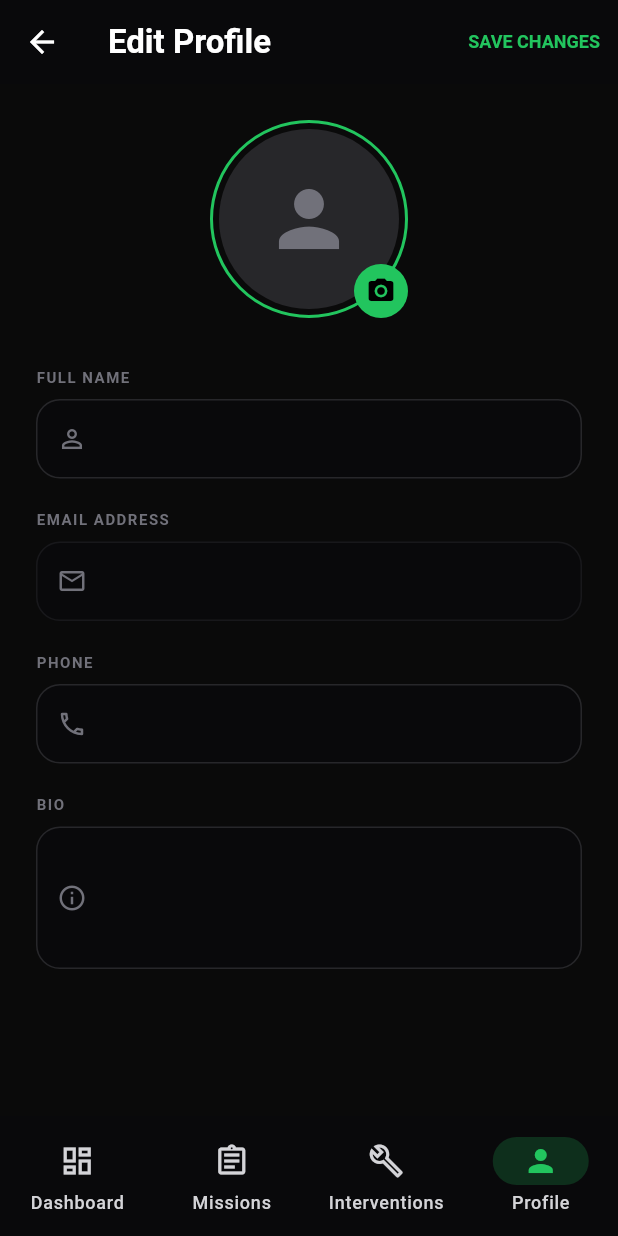
After one commit to ancker07/Vankel-Group, a Flutter app: the EditProfileScreen screen opened by its route, after a tap on the "camera alt" icon, on a phone screen of 412 x 824 dp. The commit adds this screen. Run offline on Flutter 3.47's test engine with Material 3 defaults, Android fonts, the phone set to English and light mode, and no system bars; our stand-ins replace dio, file_picker, flutter_animate, flutter_riverpod, go_router, image_picker and 2 more; accounts and stored records are empty.

Commit message:
feat: Implement user profile editing functionality, including image upload, and integrate it into the application's navigation.d

```diff
--- a/vanakel_group_management_platform_app/lib/core/router/app_router.dart
+++ b/vanakel_group_management_platform_app/lib/core/router/app_router.dart
@@ -16,6 +16,7 @@ import '../../features/mission/presentation/mission_details_screen.dart';
 import '../../features/intervention/presentation/interventions_screen.dart';
 import '../../features/intervention/presentation/intervention_details_screen.dart';
 import '../../features/auth/presentation/profile_screen.dart';
+import '../../features/auth/presentation/edit_profile_screen.dart';
 import '../../shared/layout/admin_layout.dart';
 import '../../shared/layout/syndic_layout.dart';
 
@@ -151,6 +152,12 @@ final routerProvider = Provider<GoRouter>((ref) {
               GoRoute(
                 path: '/admin/profile',
                 builder: (context, state) => const ProfileScreen(),
+                routes: [
+                  GoRoute(
+                    path: 'edit',
+                    builder: (context, state) => const EditProfileScreen(),
+                  ),
+                ],
               ),
             ],
           ),
@@ -206,6 +213,12 @@ final routerProvider = Provider<GoRouter>((ref) {
               GoRoute(
                 path: '/syndic/profile',
                 builder: (context, state) => const ProfileScreen(),
+                routes: [
+                  GoRoute(
+                    path: 'edit',
+                    builder: (context, state) => const EditProfileScreen(),
+                  ),
+                ],
               ),
             ],
           ),
--- a/vanakel_group_management_platform_app/lib/features/auth/data/models/user_model.dart
+++ b/vanakel_group_management_platform_app/lib/features/auth/data/models/user_model.dart
@@ -23,7 +23,8 @@ class UserModel extends User {
       phone: json['phone'] as String? ?? '',
       role: _parseRole(json['role'] as String?),
       bio: json['bio'] as String?,
-      profileImageUrl: json['profile_image_url'] as String?,
+      profileImageUrl:
+          json['profile_image_url'] as String? ?? json['image_url'] as String?,
       companyName: json['company_name'] as String?,
       propertyCount: json['property_count'] as int?,
       isApproved: json['is_approved'] == 1 || json['is_approved'] == true,
@@ -57,7 +58,8 @@ class UserModel extends User {
       default:
         // Try case-insensitive fallback for safety
         final lowerRole = role?.toLowerCase();
-        if (lowerRole == 'admin' || lowerRole == 'superadmin') return UserRole.admin;
+        if (lowerRole == 'admin' || lowerRole == 'superadmin')
+          return UserRole.admin;
         if (lowerRole == 'syndic') return UserRole.syndic;
         if (lowerRole == 'technician') return UserRole.technician;
         return UserRole.technician; // Default role
--- a/vanakel_group_management_platform_app/lib/features/auth/data/repositories/auth_repository_impl.dart
+++ b/vanakel_group_management_platform_app/lib/features/auth/data/repositories/auth_repository_impl.dart
@@ -115,10 +115,21 @@ class AuthRepositoryImpl implements AuthRepository {
   @override
   Future<User> updateProfile(Map<String, dynamic> updateData) async {
     try {
-      final response = await _dio.post(
-        ApiConstants.profileUpdate,
-        data: updateData,
-      );
+      dynamic data = updateData;
+
+      // Handle image upload if path is provided
+      if (updateData.containsKey('image_path')) {
+        final Map<String, dynamic> map = Map.from(updateData);
+        final String imagePath = map.remove('image_path');
+
+        final formData = FormData.fromMap(map);
+        formData.files.add(
+          MapEntry('image', await MultipartFile.fromFile(imagePath)),
+        );
+        data = formData;
+      }
+
+      final response = await _dio.post(ApiConstants.profileUpdate, data: data);
       final user = UserModel.fromJson(response.data['user']).toEntity();
       // If email was updated, save it
       if (updateData.containsKey('email')) {
--- /dev/null
+++ b/vanakel_group_management_platform_app/lib/features/auth/presentation/edit_profile_screen.dart
@@ -0,0 +1,304 @@
+import 'dart:io';
+import 'package:flutter/material.dart';
+import 'package:flutter_riverpod/flutter_riverpod.dart';
+import 'package:image_picker/image_picker.dart';
+import 'package:go_router/go_router.dart';
+import '../../../core/theme/app_theme.dart';
+import '../../../l10n/app_localizations.dart';
+import 'providers/auth_state_provider.dart';
+
+class EditProfileScreen extends ConsumerStatefulWidget {
+  const EditProfileScreen({super.key});
+
+  @override
+  ConsumerState<EditProfileScreen> createState() => _EditProfileScreenState();
+}
+
+class _EditProfileScreenState extends ConsumerState<EditProfileScreen> {
+  final _formKey = GlobalKey<FormState>();
+  late TextEditingController _nameController;
+  late TextEditingController _phoneController;
+  late TextEditingController _bioController;
+  XFile? _imageFile;
+  bool _isLoading = false;
+
+  @override
+  void initState() {
+    super.initState();
+    final user = ref.read(authStateProvider).user;
+    _nameController = TextEditingController(text: user?.name ?? '');
+    _phoneController = TextEditingController(text: user?.phone ?? '');
+    _bioController = TextEditingController(text: user?.bio ?? '');
+  }
+
+  @override
+  void dispose() {
+    _nameController.dispose();
+    _phoneController.dispose();
+    _bioController.dispose();
+    super.dispose();
+  }
+
+  Future<void> _pickImage() async {
+    final picker = ImagePicker();
+    final image = await picker.pickImage(source: ImageSource.gallery);
+    if (image != null) {
+      setState(() {
+        _imageFile = image;
+      });
+    }
+  }
+
+  Future<void> _saveProfile() async {
+    if (!_formKey.currentState!.validate()) return;
+
+    setState(() {
+      _isLoading = true;
+    });
+
+    try {
+      final user = ref.read(authStateProvider).user;
+      final updateData = {
+        'email': user?.email,
+        'name': _nameController.text,
+        'phone': _phoneController.text,
+        'bio': _bioController.text,
+      };
+
+      if (_imageFile != null) {
+        updateData['image_path'] = _imageFile!.path;
+      }
+
+      await ref.read(authStateProvider.notifier).updateProfile(updateData);
+
+      if (mounted) {
+        ScaffoldMessenger.of(context).showSnackBar(
+          SnackBar(content: Text(AppLocalizations.of(context)!.profileUpdated)),
+        );
+        context.pop();
+      }
+    } catch (e) {
+      if (mounted) {
+        ScaffoldMessenger.of(
+          context,
+        ).showSnackBar(SnackBar(content: Text('Failed to update profile: $e')));
+      }
+    } finally {
+      if (mounted) {
+        setState(() {
+          _isLoading = false;
+        });
+      }
+    }
+  }
+
+  @override
+  Widget build(BuildContext context) {
+    final l10n = AppLocalizations.of(context)!;
+    final user = ref.watch(authStateProvider).user;
+
+    return Scaffold(
+      backgroundColor: AppTheme.brandBlack,
+      appBar: AppBar(
+        backgroundColor: AppTheme.zinc950,
+        elevation: 0,
+        title: Text(
+          l10n.editProfile,
+          style: const TextStyle(
+            color: Colors.white,
+            fontWeight: FontWeight.bold,
+          ),
+        ),
+        leading: IconButton(
+          icon: const Icon(Icons.arrow_back, color: Colors.white),
+          onPressed: () => context.pop(),
+        ),
+        actions: [
+          if (_isLoading)
+            const Center(
+              child: Padding(
+                padding: EdgeInsets.symmetric(horizontal: 16.0),
+                child: SizedBox(
+                  width: 20,
+                  height: 20,
+                  child: CircularProgressIndicator(
+                    strokeWidth: 2,
+                    color: AppTheme.brandGreen,
+                  ),
+                ),
+              ),
+            )
+          else
+            TextButton(
+              onPressed: _saveProfile,
+              child: Text(
+                l10n.saveChanges.toUpperCase(),
+                style: const TextStyle(
+                  color: AppTheme.brandGreen,
+                  fontWeight: FontWeight.bold,
+                  fontSize: 12,
+                ),
+              ),
+            ),
+        ],
+      ),
+      body: SingleChildScrollView(
+        padding: const EdgeInsets.all(24.0),
+        child: Form(
+          key: _formKey,
+          child: Column(
+            children: [
+              Center(
+                child: Stack(
+                  children: [
+                    Container(
+                      padding: const EdgeInsets.all(4),
+                      decoration: BoxDecoration(
+                        shape: BoxShape.circle,
+                        border: Border.all(
+                          color: AppTheme.brandGreen,
+                          width: 2,
+                        ),
+                      ),
+                      child: CircleAvatar(
+                        radius: 60,
+                        backgroundColor: AppTheme.zinc800,
+                        backgroundImage: _imageFile != null
+                            ? FileImage(File(_imageFile!.path)) as ImageProvider
+                            : (user?.profileImageUrl != null
+                                      ? NetworkImage(user!.profileImageUrl!)
+                                      : null)
+                                  as ImageProvider?,
+                        child:
+                            _imageFile == null && user?.profileImageUrl == null
+                            ? const Icon(
+                                Icons.person,
+                                size: 60,
+                                color: AppTheme.zinc500,
+                              )
+                            : null,
+                      ),
+                    ),
+                    Positioned(
+                      bottom: 0,
+                      right: 0,
+                      child: GestureDetector(
+                        onTap: _pickImage,
+                        child: Container(
+                          padding: const EdgeInsets.all(8),
+                          decoration: const BoxDecoration(
+                            color: AppTheme.brandGreen,
+                            shape: BoxShape.circle,
+                          ),
+                          child: const Icon(
+                            Icons.camera_alt,
+                            color: Colors.black,
+                            size: 20,
+                          ),
+                        ),
+                      ),
+                    ),
+                  ],
+                ),
+              ),
+              const SizedBox(height: 32),
+              _buildTextField(
+                controller: _nameController,
+                label: l10n.fullName,
+                icon: Icons.person_outline,
+              ),
+              const SizedBox(height: 20),
+              _buildTextField(
+                controller: TextEditingController(text: user?.email ?? ''),
+                label: l10n.email,
+                icon: Icons.email_outlined,
+                enabled: false,
+              ),
+              const SizedBox(height: 20),
+              _buildTextField(
+                controller: _phoneController,
+                label: 'Phone',
+                icon: Icons.phone_outlined,
+              ),
+              const SizedBox(height: 20),
+              _buildTextField(
+                controller: _bioController,
+                label: 'Bio',
+                icon: Icons.info_outline,
+                maxLines: 3,
+              ),
+              const SizedBox(height: 40),
+            ],
+          ),
+        ),
+      ),
+    );
+  }
+
+  Widget _buildTextField({
+    required TextEditingController controller,
+    required String label,
+    required IconData icon,
+    bool enabled = true,
+    int maxLines = 1,
+  }) {
+    return Column(
+      crossAxisAlignment: CrossAxisAlignment.start,
+      children: [
+        Text(
+          label.toUpperCase(),
+          style: const TextStyle(
+            color: AppTheme.zinc500,
+            fontSize: 10,
+            fontWeight: FontWeight.bold,
+            letterSpacing: 1,
+          ),
+        ),
+        const SizedBox(height: 8),
+        TextFormField(
+          controller: controller,
+          enabled: enabled,
+          maxLines: maxLines,
+          style: TextStyle(
+            color: enabled ? Colors.white : AppTheme.zinc500,
+            fontSize: 14,
+          ),
+          decoration: InputDecoration(
+            prefixIcon: Icon(icon, color: AppTheme.zinc500, size: 20),
+            filled: true,
+            fillColor: AppTheme.zinc950,
+            contentPadding: const EdgeInsets.symmetric(
+              horizontal: 16,
+              vertical: 16,
+            ),
+            border: OutlineInputBorder(
+              borderRadius: BorderRadius.circular(16),
+              borderSide: const BorderSide(color: AppTheme.zinc800),
+            ),
+            enabledBorder: OutlineInputBorder(
+              borderRadius: BorderRadius.circular(16),
+              borderSide: const BorderSide(color: AppTheme.zinc800),
+            ),
+            focusedBorder: OutlineInputBorder(
+              borderRadius: BorderRadius.circular(16),
+              borderSide: const BorderSide(
+                color: AppTheme.brandGreen,
+                width: 1,
+              ),
+            ),
+            disabledBorder: OutlineInputBorder(
+              borderRadius: BorderRadius.circular(16),
+              borderSide: const BorderSide(color: AppTheme.zinc900),
+            ),
+          ),
+          validator: (value) {
+            if (enabled && (value == null || value.isEmpty)) {
+              return 'Please enter $label';
+            }
+            return null;
+          },
+        ),
+      ],
+    );
+  }
+}
--- a/vanakel_group_management_platform_app/lib/features/auth/presentation/profile_screen.dart
+++ b/vanakel_group_management_platform_app/lib/features/auth/presentation/profile_screen.dart
@@ -61,13 +61,16 @@ class ProfileScreen extends ConsumerWidget {
                           child: CircleAvatar(
                             radius: 45,
                             backgroundColor: AppTheme.zinc800,
-                            backgroundImage:
-                                null, // No profile image in User entity yet
-                            child: const Icon(
-                              Icons.person,
-                              size: 50,
-                              color: AppTheme.zinc500,
-                            ),
+                            backgroundImage: user.profileImageUrl != null
+                                ? NetworkImage(user.profileImageUrl!)
+                                : null,
+                            child: user.profileImageUrl == null
+                                ? const Icon(
+                                    Icons.person,
+                                    size: 50,
+                                    color: AppTheme.zinc500,
+                                  )
+                                : null,
                           ),
                         ),
                       ).animate().scale(
@@ -142,7 +145,10 @@ class ProfileScreen extends ConsumerWidget {
                   const SizedBox(height: 32),
                   ElevatedButton(
                     onPressed: () {
-                      // TODO: Implement edit profile
+                      final rolePath = user.role == UserRole.admin
+                          ? '/admin'
+                          : '/syndic';
+                      context.push('$rolePath/profile/edit');
                     },
                     style: ElevatedButton.styleFrom(
                       backgroundColor: AppTheme.brandGreen,
--- a/vanakel_group_management_platform_app/lib/features/auth/presentation/providers/auth_state_provider.dart
+++ b/vanakel_group_management_platform_app/lib/features/auth/presentation/providers/auth_state_provider.dart
@@ -121,6 +121,16 @@ class AuthNotifier extends Notifier<AuthState> {
     }
   }
 
+  Future<void> updateProfile(Map<String, dynamic> updateData) async {
+    try {
+      final user = await _repository.updateProfile(updateData);
+      state = state.copyWith(user: user);
+    } catch (e) {
+      state = state.copyWith(errorMessage: e.toString());
+      rethrow;
+    }
+  }
+
   Future<void> logout() async {
     await _repository.logout();
     state = state.copyWith(status: AuthStatus.unauthenticated, user: null);
```
Also changed, not shown: 1 other file.
